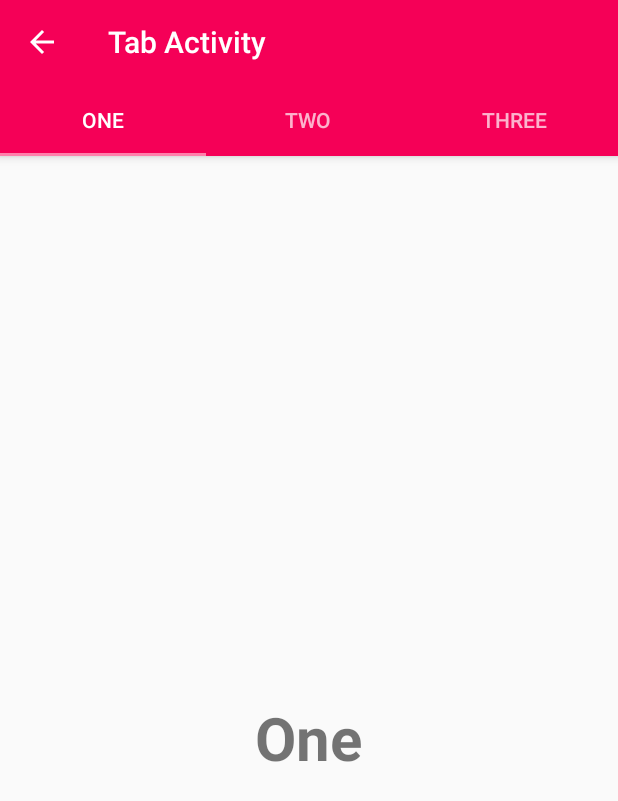
After one commit to diastowo29/android-materialDesign, an Android app: the OneFragment screen opened directly, with no data from a screen before it, on a phone screen of 412 x 824 dp. The commit adds this screen. Shown: the top 801 px of the screen. Run offline under Robolectric (Android 15) with nearby library versions, the phone set to English and light mode, and no system bars.

Commit message:
adding TabActivity and fragment

```diff
--- a/app/src/main/AndroidManifest.xml
+++ b/app/src/main/AndroidManifest.xml
@@ -18,6 +18,8 @@
                 <category android:name="android.intent.category.LAUNCHER" />
             </intent-filter>
         </activity>
+        <activity android:name=".activity.TabAct"
+            android:label="@string/tabact"/>
     </application>
 
 </manifest>
--- a/app/src/main/java/materialdesign/df29/lumiere/materialdesign/activity/MainActivity.java
+++ b/app/src/main/java/materialdesign/df29/lumiere/materialdesign/activity/MainActivity.java
@@ -1,5 +1,6 @@
 package materialdesign.df29.lumiere.materialdesign.activity;
 
+import android.content.Intent;
 import android.os.Bundle;
 import android.support.v4.app.Fragment;
 import android.support.v4.app.FragmentManager;
@@ -57,7 +58,8 @@ public class MainActivity extends ActionBarActivity implements FragmentDrawer.Fr
 
         //noinspection SimplifiableIfStatement
         if (id == R.id.action_settings) {
-            return true;
+            Intent intent = new Intent(getApplicationContext(), TabAct.class);
+            startActivity(intent);
         }
 
         if(id == R.id.action_search){
--- /dev/null
+++ b/app/src/main/java/materialdesign/df29/lumiere/materialdesign/activity/OneFragment.java
@@ -0,0 +1,30 @@
+package materialdesign.df29.lumiere.materialdesign.activity;
+
+import android.os.Bundle;
+import android.support.v4.app.Fragment;
+import android.view.LayoutInflater;
+import android.view.View;
+import android.view.ViewGroup;
+
+import materialdesign.df29.lumiere.materialdesign.R;
+
+/**
+ * Created by Lumiere on 3/3/2016.
+ */
+public class OneFragment extends Fragment {
+    public OneFragment() {
+        // Required empty public constructor
+    }
+
+    @Override
+    public void onCreate(Bundle savedInstanceState) {
+        super.onCreate(savedInstanceState);
+    }
+
+    @Override
+    public View onCreateView(LayoutInflater inflater, ViewGroup container,
+                             Bundle savedInstanceState) {
+        // Inflate the layout for this fragment
+        return inflater.inflate(R.layout.fragment_one, container, false);
+    }
+}
--- /dev/null
+++ b/app/src/main/java/materialdesign/df29/lumiere/materialdesign/activity/SecondFragment.java
@@ -0,0 +1,32 @@
+package materialdesign.df29.lumiere.materialdesign.activity;
+
+
+import android.os.Bundle;
+import android.support.v4.app.Fragment;
+import android.view.LayoutInflater;
+import android.view.View;
+import android.view.ViewGroup;
+
+import materialdesign.df29.lumiere.materialdesign.R;
+
+/**
+ * Created by Lumiere on 3/3/2016.
+ */
+public class SecondFragment extends Fragment {
+
+    public SecondFragment() {
+        // Required empty public constructor
+    }
+
+    @Override
+    public void onCreate(Bundle savedInstanceState) {
+        super.onCreate(savedInstanceState);
+    }
+
+    @Override
+    public View onCreateView(LayoutInflater inflater, ViewGroup container,
+                             Bundle savedInstanceState) {
+        // Inflate the layout for this fragment
+        return inflater.inflate(R.layout.fragment_second, container, false);
+    }
+}
--- /dev/null
+++ b/app/src/main/java/materialdesign/df29/lumiere/materialdesign/activity/TabAct.java
@@ -0,0 +1,81 @@
+package materialdesign.df29.lumiere.materialdesign.activity;
+
+import android.os.Bundle;
+import android.support.design.widget.TabLayout;
+import android.support.v4.app.Fragment;
+import android.support.v4.app.FragmentManager;
+import android.support.v4.app.FragmentPagerAdapter;
+import android.support.v4.view.ViewPager;
+import android.support.v7.app.AppCompatActivity;
+import android.support.v7.widget.Toolbar;
+
+import java.util.ArrayList;
+import java.util.List;
+
+import materialdesign.df29.lumiere.materialdesign.R;
+
+/**
+ * Created by Lumiere on 3/3/2016.
+ */
+public class TabAct extends AppCompatActivity {
+
+    private Toolbar toolbar;
+    private TabLayout tabLayout;
+    private ViewPager viewPager;
+
+    @Override
+    protected void onCreate(Bundle savedInstanceState) {
+        super.onCreate(savedInstanceState);
+        setContentView(R.layout.tab_act);
+
+        toolbar = (Toolbar) findViewById(R.id.toolbar);
+        setSupportActionBar(toolbar);
+
+        getSupportActionBar().setDisplayHomeAsUpEnabled(true);
+        getSupportActionBar().setHomeButtonEnabled(true);
+        getSupportActionBar().setDisplayShowTitleEnabled(true);
+
+        viewPager = (ViewPager) findViewById(R.id.viewpager);
+        setupViewPager(viewPager);
+
+        tabLayout = (TabLayout) findViewById(R.id.tabs);
+        tabLayout.setupWithViewPager(viewPager);
+    }
+
+    private void setupViewPager(ViewPager viewPager) {
+        ViewPagerAdapter adapter = new ViewPagerAdapter(getSupportFragmentManager());
+        adapter.addFragment(new OneFragment(), "ONE");
+        adapter.addFragment(new SecondFragment(), "TWO");
+        adapter.addFragment(new ThirdFragment(), "THREE");
+        viewPager.setAdapter(adapter);
+    }
+
+    class ViewPagerAdapter extends FragmentPagerAdapter {
+        private final List<Fragment> mFragmentList = new ArrayList<>();
+        private final List<String> mFragmentTitleList = new ArrayList<>();
+
+        public ViewPagerAdapter(FragmentManager manager) {
+            super(manager);
+        }
+
+        @Override
+        public Fragment getItem(int position) {
+            return mFragmentList.get(position);
+        }
+
+        @Override
+        public int getCount() {
+            return mFragmentList.size();
+        }
+
+        public void addFragment(Fragment fragment, String title) {
+            mFragmentList.add(fragment);
+            mFragmentTitleList.add(title);
+        }
+
+        @Override
+        public CharSequence getPageTitle(int position) {
+            return mFragmentTitleList.get(position);
+        }
+    }
+}
--- /dev/null
+++ b/app/src/main/java/materialdesign/df29/lumiere/materialdesign/activity/ThirdFragment.java
@@ -0,0 +1,32 @@
+package materialdesign.df29.lumiere.materialdesign.activity;
+
+
+import android.os.Bundle;
+import android.support.v4.app.Fragment;
+import android.view.LayoutInflater;
+import android.view.View;
+import android.view.ViewGroup;
+
+import materialdesign.df29.lumiere.materialdesign.R;
+
+/**
+ * Created by Lumiere on 3/3/2016.
+ */
+public class ThirdFragment extends Fragment {
+    public ThirdFragment() {
+        // Required empty public constructor
+    }
+
+    @Override
+    public void onCreate(Bundle savedInstanceState) {
+        super.onCreate(savedInstanceState);
+    }
+
+    @Override
+    public View onCreateView(LayoutInflater inflater, ViewGroup container,
+                             Bundle savedInstanceState) {
+        // Inflate the layout for this fragment
+        return inflater.inflate(R.layout.fragment_third, container, false);
+    }
+
+}
--- /dev/null
+++ b/app/src/main/res/layout/fragment_one.xml
@@ -0,0 +1,13 @@
+<?xml version="1.0" encoding="utf-8"?>
+<RelativeLayout xmlns:android="http://schemas.android.com/apk/res/android"
+    android:layout_width="match_parent" android:layout_height="match_parent">
+
+    <TextView
+        android:layout_width="wrap_content"
+        android:layout_height="wrap_content"
+        android:text="@string/one"
+        android:textSize="40dp"
+        android:textStyle="bold"
+        android:layout_centerInParent="true"/>
+
+</RelativeLayout>
--- /dev/null
+++ b/app/src/main/res/layout/tab_act.xml
@@ -0,0 +1,34 @@
+<?xml version="1.0" encoding="utf-8"?>
+<android.support.design.widget.CoordinatorLayout xmlns:android="http://schemas.android.com/apk/res/android"
+    xmlns:app="http://schemas.android.com/apk/res-auto"
+    android:layout_width="match_parent"
+    android:layout_height="match_parent">
+
+    <android.support.design.widget.AppBarLayout
+        android:layout_width="match_parent"
+        android:layout_height="wrap_content"
+        android:theme="@style/ThemeOverlay.AppCompat.Dark.ActionBar">
+
+        <android.support.v7.widget.Toolbar
+            android:id="@+id/toolbar"
+            android:layout_width="match_parent"
+            android:layout_height="?attr/actionBarSize"
+            android:background="?attr/colorPrimary"
+            app:layout_scrollFlags="scroll|enterAlways"
+            app:popupTheme="@style/ThemeOverlay.AppCompat.Light" />
+
+        <android.support.design.widget.TabLayout
+            android:id="@+id/tabs"
+            android:layout_width="match_parent"
+            android:layout_height="wrap_content"
+            app:tabMode="fixed"
+            app:tabGravity="fill"/>
+    </android.support.design.widget.AppBarLayout>
+
+    <android.support.v4.view.ViewPager
+        android:id="@+id/viewpager"
+        android:layout_width="match_parent"
+        android:layout_height="match_parent"
+        app:layout_behavior="@string/appbar_scrolling_view_behavior"  />
+
+</android.support.design.widget.CoordinatorLayout>
--- a/app/src/main/res/values/strings.xml
+++ b/app/src/main/res/values/strings.xml
@@ -20,4 +20,8 @@
     <string name="title_messages">Messages</string>
     <string name="title_friends">Friends</string>
     <string name="title_home">Home</string>
+    <string name="one">One</string>
+    <string name="two">Two</string>
+    <string name="third">Third</string>
+    <string name="tabact">Tab Activity</string>
 </resources>
```
Also changed, not shown: app/src/main/res/layout/fragment_second.xml (added, +13 -0 lines), app/src/main/res/layout/fragment_third.xml (added, +13 -0 lines), app/src/main/res/values/dimens.xml (+8 -0 lines).
